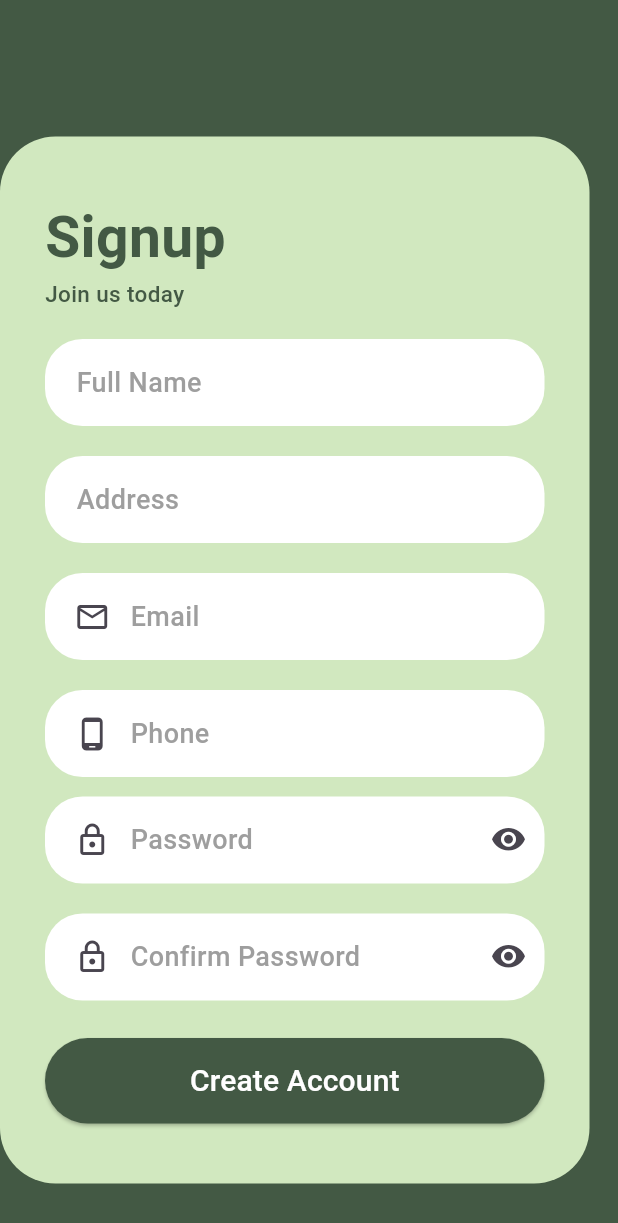
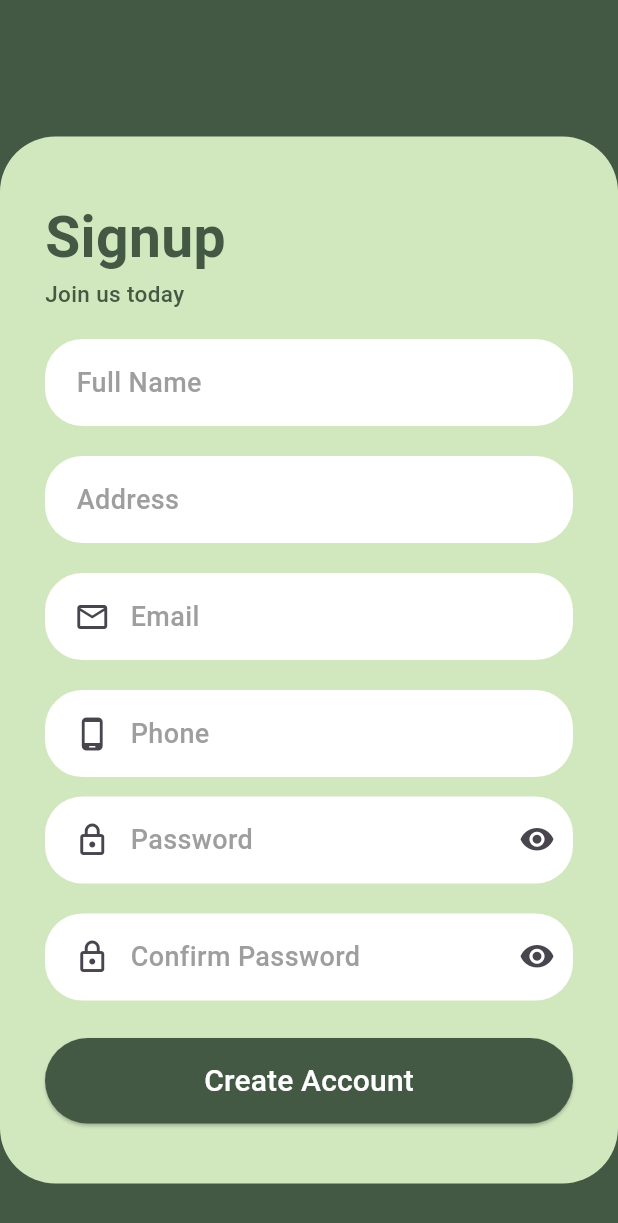
Before and after one commit to shahsneha748-hash/Share-Bridge, a Flutter app: the SignupScreen screen opened directly, on a phone screen of 412 x 824 dp. Shown: the top 1223 px of the screen. Run offline on Flutter 3.47's test engine with Material 3 defaults, Android fonts, the phone set to English and light mode, and no system bars; our stand-ins replace cached_network_image, cloud_firestore, firebase_auth, firebase_core, firebase_messaging, flutter_local_notifications and 4 more; missing offline and left inert: app_settings; accounts and stored records are empty.

Commit message:
updated scollable in signup screen

```diff
--- a/lib/view/signup_screen.dart
+++ b/lib/view/signup_screen.dart
@@ -40,11 +40,12 @@ class _SignupScreenState extends State<SignupScreen> {
       body:
         SafeArea(
           child: SingleChildScrollView(
-            child: Column(
+            // 👇 ensures padding when keyboard is open
+            padding: EdgeInsets.only(bottom: MediaQuery.of(context).viewInsets.bottom),          child: Column(
               children: [
                 SizedBox(height: 35),
                 Container(
-                  width: 393,
+                  width: double.infinity,
                   decoration: BoxDecoration(color: Color(0XFFd1e8bf), borderRadius: BorderRadius.circular(37)),
 
                   child: Padding(
```
